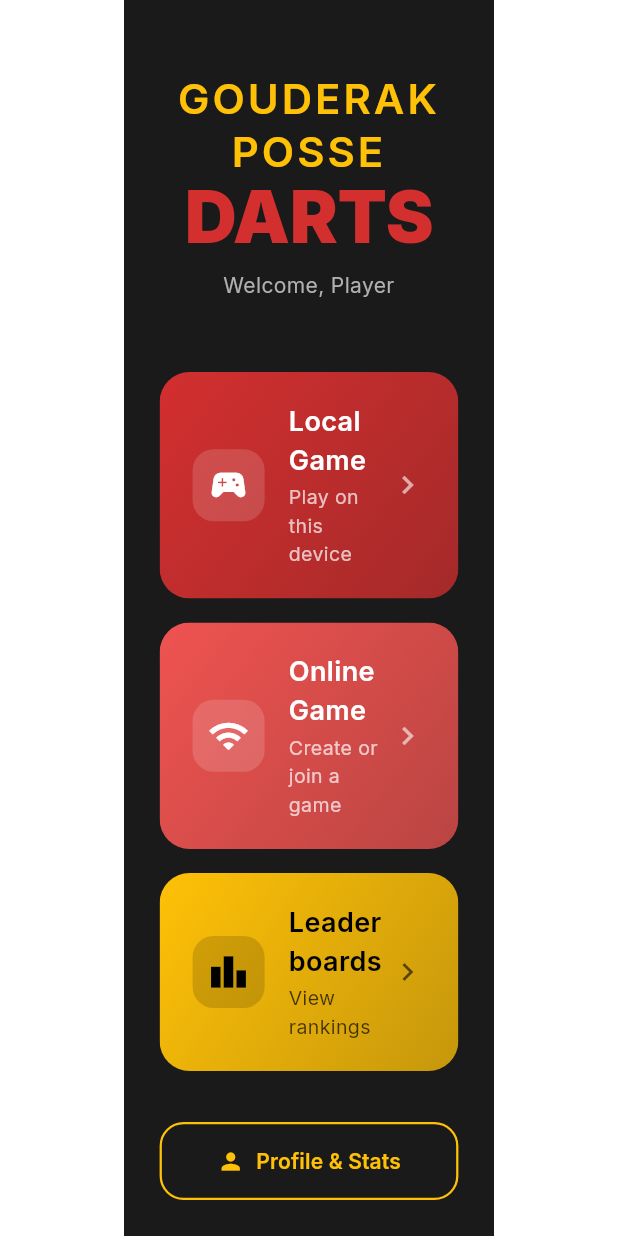
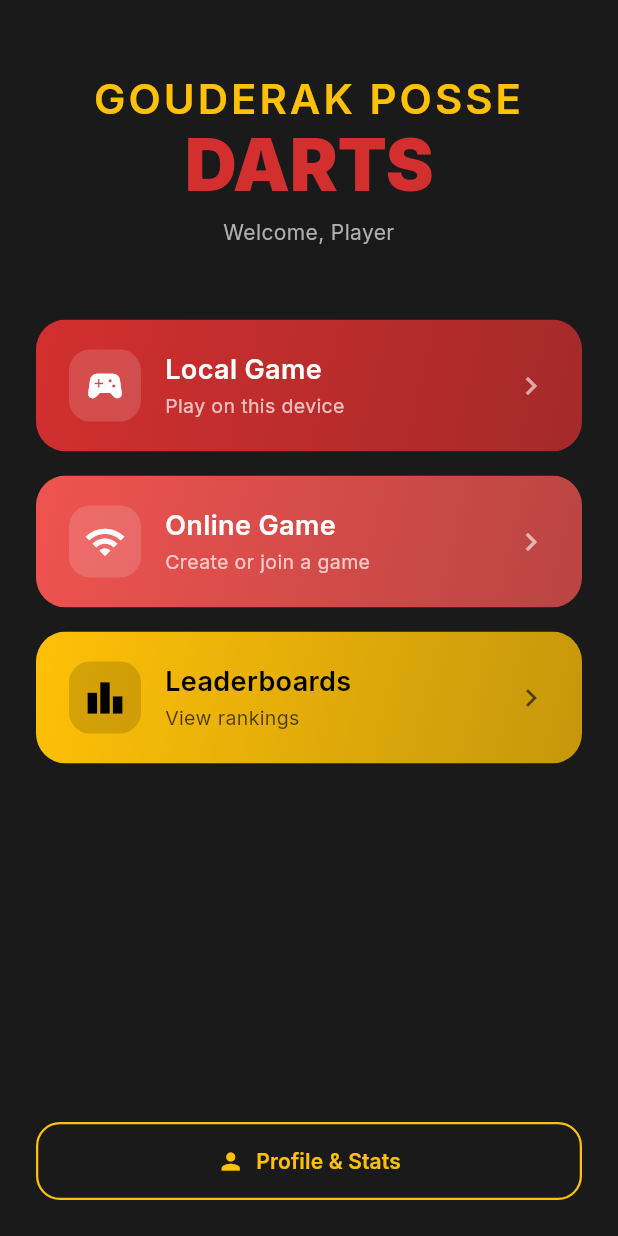
Before and after one commit to FritsBoers/gouderakpossedartapp, a Flutter app: the screen it shows after launch, on a phone screen of 412 x 824 dp. Run offline on Flutter 3.47's test engine with Material 3 defaults, Android fonts, the phone set to English and light mode, and no system bars; our stand-ins replace cloud_firestore, firebase_auth, firebase_core, fl_chart, flutter_riverpod, go_router and 2 more; accounts and stored records are empty.

Commit message:
Responsive width: full on mobile, 80% tablet, 60% desktop

```diff
--- a/lib/app.dart
+++ b/lib/app.dart
@@ -17,9 +17,16 @@ class GouderakDartsApp extends ConsumerWidget {
       routerConfig: router,
       debugShowCheckedModeBanner: false,
       builder: (context, child) {
+        final width = MediaQuery.of(context).size.width;
+        // Full width on mobile (<600), 80% on tablet, 60% on desktop
+        final double widthFactor = width < 600
+            ? 1.0
+            : width < 1200
+                ? 0.8
+                : 0.6;
         return Center(
           child: FractionallySizedBox(
-            widthFactor: 0.6,
+            widthFactor: widthFactor,
             child: child,
           ),
         );
```
